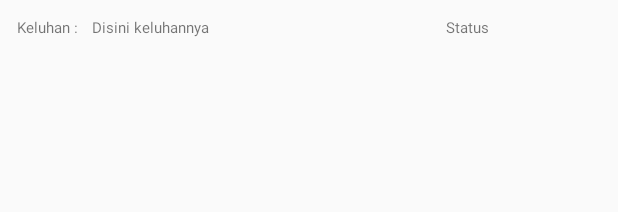
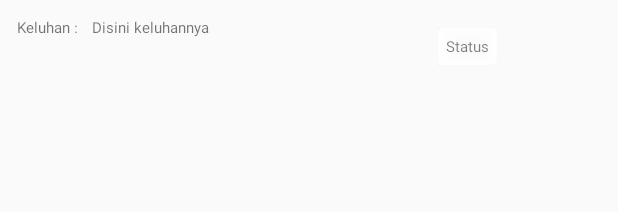
Before and after one commit to ahmadicorp01/Sipkfinal, an Android app: the layout activity_tanggapan.xml on its own in the app's theme, with its tools: preview values and no code run, on a phone screen of 412 x 824 dp. Shown: the top 212 px of the screen. Run offline under Robolectric (Android 15) with nearby library versions, the phone set to English and light mode, and no system bars.

Commit message:
Modifikasi menuju final Bismillah

```diff
--- a/app/src/main/java/com/example/sipkfinal/TanggapanActivity.java
+++ b/app/src/main/java/com/example/sipkfinal/TanggapanActivity.java
@@ -7,6 +7,7 @@ import android.support.v7.app.AppCompatActivity;
 import android.os.Bundle;
 import android.support.v7.widget.LinearLayoutManager;
 import android.support.v7.widget.RecyclerView;
+import android.text.method.ScrollingMovementMethod;
 import android.util.Log;
 import android.view.View;
 import android.widget.Button;
@@ -51,6 +52,7 @@ public class TanggapanActivity extends AppCompatActivity {
         id_user = sharedPreferences.getInt("id_user", 0);
 
         text_keluhan = findViewById(R.id.text_keluhan);
+        text_keluhan.setMovementMethod(new ScrollingMovementMethod());
         text_status = findViewById(R.id.text_status);
 
         Intent intent = getIntent();
--- a/app/src/main/res/layout/activity_tanggapan.xml
+++ b/app/src/main/res/layout/activity_tanggapan.xml
@@ -24,19 +24,31 @@
 
         <TextView
             android:id="@+id/text_keluhan"
+            android:scrollbars="vertical"
             android:layout_width="232dp"
-            android:layout_height="49dp"
+            android:layout_height="50dp"
             android:padding="1dp"
             android:text="Disini keluhannya "
             android:textSize="10sp" />
 
+        <android.support.v7.widget.CardView
+            xmlns:card_view="http://schemas.android.com/apk/res-auto"
+            android:layout_gravity="center"
+            android:id="@+id/card_view"
+            android:layout_width="wrap_content"
+            android:layout_height="wrap_content"
+            android:alpha="0.9"
+            card_view:cardElevation="1dp">
+
         <TextView
             android:id="@+id/text_status"
-            android:layout_width="220dp"
+            android:layout_width="wrap_content"
             android:layout_height="wrap_content"
             android:padding="5dp"
             android:text="Status"
             android:textSize="10sp" />
+        </android.support.v7.widget.CardView>
+
     </LinearLayout>
 
     <android.support.v7.widget.RecyclerView
```
